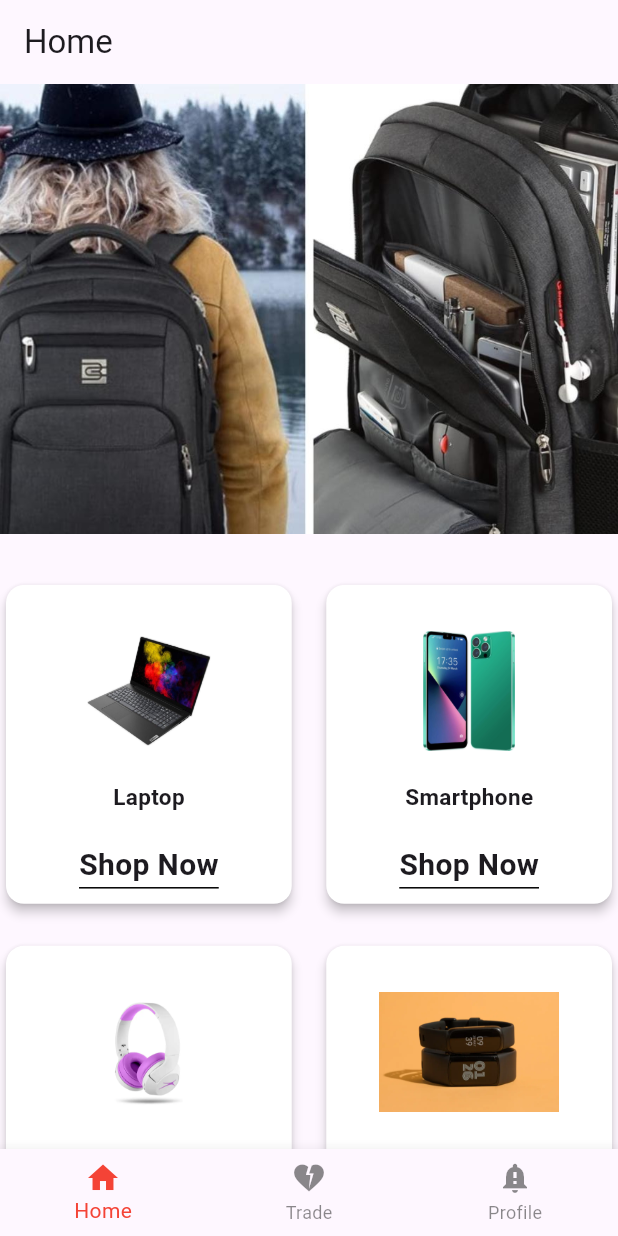
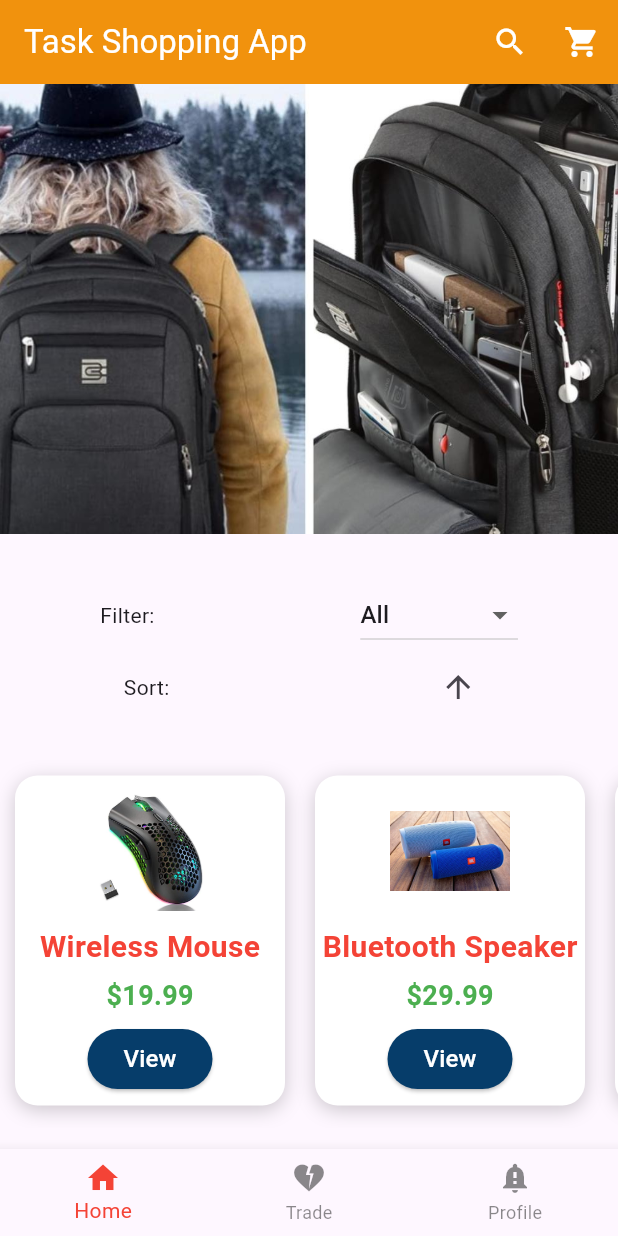
Before and after one commit to jezes70/ecommerce-task-flutter-app, a Flutter app: the screen it shows after launch, on a phone screen of 412 x 824 dp. Run offline on Flutter 3.47's test engine with Material 3 defaults, Android fonts, the phone set to English and light mode, and no system bars.

Commit message:
add product category

```diff
--- a/lib/Component/ProductView.dart
+++ b/lib/Component/ProductView.dart
@@ -1,77 +1,101 @@
-import 'package:ecommerce/Data/Product.dart';
-import 'package:ecommerce/Utils/Icons.dart';
 import 'package:ecommerce/Utils/Utils.dart';
 import 'package:flutter/material.dart';
 
-class ProductView extends StatelessWidget {
-  const ProductView({super.key});
+class ProductView extends StatefulWidget {
+  final String name;
+  final double price;
+  final String description;
+  final String image;
+
+  const ProductView({
+    Key? key,
+    required this.name,
+    required this.price,
+    required this.description,
+    required this.image,
+  }) : super(key: key);
 
   @override
-  Widget build(BuildContext context) {
-    return buildMainUI(context);
+  _ProductViewState createState() => _ProductViewState();
 }
 
-  Widget buildMainUI(BuildContext context) {
-    return SingleChildScrollView(
-      child: Container(
-        alignment: Alignment.center,
-        width: 400,
+class _ProductViewState extends State<ProductView> {
+  @override
+  Widget build(BuildContext context) {
+    return Scaffold(
+      appBar: AppBar(
+        title: Text(widget.name),
+      ),
+      body: SingleChildScrollView(
+        padding: EdgeInsets.all(16.0),
         child: Column(
-          crossAxisAlignment: CrossAxisAlignment.start,
+          crossAxisAlignment: CrossAxisAlignment.stretch,
           children: [
-            Utils.sizeBoxHeight(10),
-            if (GetProduct.products.isNotEmpty)
-              GridView.builder(
-                shrinkWrap: true,
-                physics: const NeverScrollableScrollPhysics(),
-                itemCount: GetProduct.products.length,
-                gridDelegate: const SliverGridDelegateWithFixedCrossAxisCount(
-                  crossAxisCount: 2,
-                  crossAxisSpacing: 15,
-                  mainAxisSpacing: 20,
-                  childAspectRatio: 0.90,
+            Card(
+              elevation: 5.0,
+              shape: RoundedRectangleBorder(
+                borderRadius: BorderRadius.circular(12.0),
               ),
-                itemBuilder: (BuildContext context, int index) {
-                  final item = GetProduct.products[index];
-
-                  return Card(
-                    color: Colors.white,
-                    elevation: 3,
-                    child: Center(
-                      child: Column(
-                        mainAxisAlignment: MainAxisAlignment.spaceAround,
-                        crossAxisAlignment: CrossAxisAlignment.center,
-                        children: [
-                          Container(),
-                          SizedBox(
-                            height: 80,
-                            width: MediaQuery.of(context).size.width,
+              child: ClipRRect(
+                borderRadius: BorderRadius.circular(12.0),
                 child: Image.asset(
-                              item.image,
-                              width: MediaQuery.of(context).size.width,
-                              height: 100,
-                              fit: BoxFit.contain,
+                  widget.image,
+                  width: double.infinity,
+                  height: 200,
+                  fit: BoxFit.cover,
                 ),
               ),
-                          Container(
-                            alignment: Alignment.center,
-                            child: Text(
-                              item.name,
-                              style: const TextStyle(
-                                  fontWeight: FontWeight.bold, fontSize: 15),
+            ),
+            Utils.sizeBoxHeight(20),
+            Text(
+              widget.name,
+              style: TextStyle(
+                fontWeight: FontWeight.bold,
+                fontSize: 24,
               ),
             ),
-                          Container(
-                            decoration: const BoxDecoration(
-                              border: Border(
-                                bottom: BorderSide(width: 1.0),
+            Utils.sizeBoxHeight(10),
+            Text(
+              'Price: \$${widget.price}',
+              style: TextStyle(
+                fontSize: 18,
+                color: Theme.of(context).primaryColor,
               ),
             ),
-                            child: const Text(
-                              "Shop Now",
+            Utils.sizeBoxHeight(20),
+            Text(
+              'Description:',
               style: TextStyle(
                 fontWeight: FontWeight.bold,
-                                fontSize: 20,
+                fontSize: 18,
+              ),
+            ),
+            Utils.sizeBoxHeight(10),
+            Text(
+              widget.description,
+              style: TextStyle(
+                fontSize: 16,
+                color: Colors.grey[700],
+              ),
+            ),
+            Utils.sizeBoxHeight(20),
+            ElevatedButton(
+              onPressed: () {
+                // Add functionality for adding the product to the cart or any other action
+              },
+              style: ElevatedButton.styleFrom(
+                backgroundColor: Theme.of(context).primaryColor,
+                shape: RoundedRectangleBorder(
+                  borderRadius: BorderRadius.circular(10.0),
+                ),
+              ),
+              child: Padding(
+                padding: const EdgeInsets.all(12.0),
+                child: Text(
+                  'Add to Cart',
+                  style: TextStyle(
+                    fontSize: 18,
+                  ),
                 ),
               ),
             ),
@@ -79,22 +103,5 @@ class ProductView extends StatelessWidget {
         ),
       ),
     );
-                },
-              ),
-            if (GetProduct.products.isEmpty)
-              Center(
-                child: Column(children: [
-                  Image.asset(
-                    no_records,
-                    width: 100,
-                  ),
-                  Utils.sizeBoxHeight(20),
-                  const Text("No data available.")
-                ]),
-              ),
-          ],
-        ),
-      ),
-    );
   }
 }
--- /dev/null
+++ b/lib/Component/SectionList.dart
@@ -0,0 +1,111 @@
+import 'package:ecommerce/Component/View.dart';
+import 'package:ecommerce/Data/Product.dart';
+import 'package:ecommerce/Utils/Utils.dart';
+import 'package:flutter/material.dart';
+
+class SectionList extends StatefulWidget {
+  const SectionList({Key? key}) : super(key: key);
+
+  @override
+  _SectionListState createState() => _SectionListState();
+}
+
+class _SectionListState extends State<SectionList> {
+  final PageController _pageController = PageController(viewportFraction: 0.9);
+  String selectedFilter = 'All';
+  bool isAscending = true;
+
+  List<Product> getFilteredAndSortedProducts() {
+    List<Product> filteredProducts = GetProduct.products;
+
+    if (selectedFilter != 'All') {
+      filteredProducts = GetProduct.products
+          .where((product) => product.category == selectedFilter)
+          .toList();
+    }
+
+    filteredProducts.sort((a, b) {
+      return isAscending
+          ? a.price.compareTo(b.price)
+          : b.price.compareTo(a.price);
+    });
+
+    return filteredProducts;
+  }
+
+  @override
+  Widget build(BuildContext context) {
+    return buildMainUI(context);
+  }
+
+  Widget buildMainUI(BuildContext context) {
+    return SingleChildScrollView(
+      child: Container(
+        alignment: Alignment.center,
+        width: 400,
+        child: Column(
+          crossAxisAlignment: CrossAxisAlignment.start,
+          children: [
+            Utils.sizeBoxHeight(10),
+            buildFilterDropdown(),
+            buildSortButton(),
+            if (GetProduct.products.isNotEmpty)
+              Container(
+                height: 400,
+                child: HomeFirst(product: getFilteredAndSortedProducts()),
+              ),
+          ],
+        ),
+      ),
+    );
+  }
+
+  Widget buildFilterDropdown() {
+    return Row(
+      mainAxisAlignment: MainAxisAlignment.spaceAround,
+      children: [
+        const Text('Filter: '),
+        DropdownButton<String>(
+          value: selectedFilter,
+          onChanged: (String? newValue) {
+            setState(() {
+              selectedFilter = newValue!;
+            });
+          },
+          items: <String>['All', 'Electronics', 'Furniture']
+              .map<DropdownMenuItem<String>>((String value) {
+            return DropdownMenuItem<String>(
+              value: value,
+              child: Text(value),
+            );
+          }).toList(),
+        ),
+      ],
+    );
+  }
+
+  Widget buildSortButton() {
+    return Row(
+      mainAxisAlignment: MainAxisAlignment.spaceAround,
+      children: [
+        const Text('Sort: '),
+        IconButton(
+          icon: Icon(
+            isAscending ? Icons.arrow_upward : Icons.arrow_downward,
+          ),
+          onPressed: () {
+            setState(() {
+              isAscending = !isAscending;
+            });
+          },
+        ),
+      ],
+    );
+  }
+
+  @override
+  void dispose() {
+    _pageController.dispose();
+    super.dispose();
+  }
+}
--- /dev/null
+++ b/lib/Component/View.dart
@@ -0,0 +1,122 @@
+import 'package:ecommerce/Component/ProductView.dart';
+import 'package:ecommerce/Data/Product.dart';
+import 'package:flutter/material.dart';
+
+class HomeFirst extends StatefulWidget {
+  final List<Product> product;
+
+  const HomeFirst({super.key, required this.product});
+
+  @override
+  HomeFirstState createState() => HomeFirstState();
+}
+
+class HomeFirstState extends State<HomeFirst> {
+  SizedBox spaceHeight = const SizedBox(height: 20);
+
+  @override
+  Widget build(BuildContext context) {
+    return Column(
+      mainAxisAlignment: MainAxisAlignment.start,
+      crossAxisAlignment: CrossAxisAlignment.stretch,
+      children: <Widget>[
+        Container(
+          height: 250,
+          margin: const EdgeInsets.only(bottom: 20, top: 20),
+          child: SingleChildScrollView(
+            scrollDirection: Axis.horizontal,
+            child: Row(
+              crossAxisAlignment: CrossAxisAlignment.center,
+              mainAxisAlignment: MainAxisAlignment.center,
+              children: widget.product.map((value) {
+                return GestureDetector(
+                  onTap: () {},
+                  child: Container(
+                    width: 180,
+                    height: 220,
+                    margin: const EdgeInsets.symmetric(horizontal: 10),
+                    decoration: BoxDecoration(
+                      color: Colors.white,
+                      borderRadius: BorderRadius.circular(15),
+                      boxShadow: [
+                        BoxShadow(
+                          color: Colors.black.withOpacity(0.2),
+                          blurRadius: 10,
+                          offset: const Offset(0, 3),
+                        ),
+                      ],
+                    ),
+                    child: Column(
+                      crossAxisAlignment: CrossAxisAlignment.center,
+                      children: [
+                        Padding(
+                          padding: const EdgeInsets.all(10),
+                          child: Container(
+                            width: 80,
+                            height: 80,
+                            decoration: const BoxDecoration(
+                              shape: BoxShape.circle,
+                            ),
+                            child: Center(
+                              child: Image.asset(
+                                value.image,
+                                width: 100,
+                                height: 80,
+                                fit: BoxFit.contain,
+                              ),
+                            ),
+                          ),
+                        ),
+                        Text(
+                          value.name,
+                          style: const TextStyle(
+                            fontSize: 20,
+                            color: Colors.red,
+                            fontWeight: FontWeight.bold,
+                          ),
+                        ),
+                        const SizedBox(height: 5),
+                        Text(
+                          "\$${value.price}",
+                          style: const TextStyle(
+                            fontSize: 18,
+                            color: Colors.green,
+                            fontWeight: FontWeight.bold,
+                          ),
+                        ),
+                        const SizedBox(height: 5),
+                        ElevatedButton(
+                          onPressed: () {
+                            Navigator.push(
+                              context,
+                              MaterialPageRoute(
+                                builder: (context) => ProductView(
+                                  name: value.name,
+                                  price: value.price,
+                                  image: value.image,
+                                  description: value.description,
+                                ),
+                              ),
+                            );
+                          },
+                          style: ElevatedButton.styleFrom(
+                            backgroundColor:
+                                const Color.fromARGB(255, 6, 61, 106),
+                          ),
+                          child: const Text(
+                            "View",
+                            style: TextStyle(fontSize: 16, color: Colors.white),
+                          ),
+                        ),
+                      ],
+                    ),
+                  ),
+                );
+              }).toList(),
+            ),
+          ),
+        )
+      ],
+    );
+  }
+}
--- a/lib/Data/Product.dart
+++ b/lib/Data/Product.dart
@@ -4,12 +4,14 @@ class Product {
   final String description;
   final String image;
   final double price;
+  final String category;
 
   Product(
       {required this.id,
       required this.name,
       required this.description,
       required this.price,
+      required this.category,
       required this.image});
 }
 
@@ -18,63 +20,91 @@ class GetProduct {
     Product(
       id: 1,
       name: 'Laptop',
-        description: 'Powerful laptop for all your computing needs.',
+      description:
+          'Experience the power of cutting-edge technology with our high-performance Laptop. Whether you are a professional, a student, or a creative enthusiast, this laptop is designed to meet all your computing needs. With a sleek design and powerful specifications, it ensures seamless multitasking and efficiency. Stay productive and entertained with the latest features and capabilities. Elevate your computing experience with our reliable and stylish laptop.',
       price: 899.99,
-        image: 'images/Laptop Computer.jpg'),
+      image: 'images/Laptop Computer.jpg',
+      category: 'Electronics',
+    ),
     Product(
       id: 2,
       name: 'Smartphone',
-        description: 'Latest smartphone with advanced features.',
+      description:
+          'Stay connected with the latest Smartphone featuring advanced technology and innovative features. Capture stunning photos, enjoy immersive multimedia, and experience smooth performance. The sleek design and cutting-edge hardware make this smartphone a must-have for tech enthusiasts. Elevate your communication and entertainment with the ultimate mobile experience.',
       price: 699.99,
-        image: 'images/Phone.jpeg'),
+      image: 'images/Phone.jpeg',
+      category: 'Electronics',
+    ),
     Product(
       id: 3,
       name: 'Headphones',
       description:
-            'Noise-canceling headphones for immersive audio experience.',
+          'Immerse yourself in premium audio quality with our Noise-canceling Headphones. Designed for audiophiles and music lovers, these headphones deliver a rich and clear sound experience. The comfortable design ensures extended wear without fatigue, while the noise-canceling feature provides an immersive audio experience. Elevate your music and entertainment with these stylish and high-performance headphones.',
       price: 149.99,
-        image: 'images/Head Set.jpeg'),
+      image: 'images/Head Set.jpeg',
+      category: 'Electronics',
+    ),
     Product(
         id: 4,
         name: 'Fitness Tracker',
-        description: 'Track your fitness activities and stay healthy.',
+        description:
+            'Achieve your fitness goals with our Fitness Tracker. Monitor your activities, track your workouts, and stay motivated on your wellness journey. The sleek and lightweight design ensures comfort during wear, while the advanced features provide valuable insights into your health and fitness. Take charge of your well-being with this versatile and reliable fitness companion.',
         price: 79.99,
-        image: 'images/Fitness Tracker.jpeg'),
+        image: 'images/Fitness Tracker.jpeg',
+        category: 'Electronics'),
     Product(
       id: 5,
       name: 'Coffee Maker',
-        description: 'Automatic coffee maker for your daily caffeine fix.',
+      description:
+          'Start your day with the perfect cup of coffee using our Automatic Drip Coffee Maker. Designed for coffee enthusiasts, this appliance ensures a hassle-free brewing experience. The automatic features allow you to enjoy your favorite brew with minimal effort. Elevate your coffee ritual with this stylish and efficient coffee maker.',
       price: 49.99,
-        image: 'images/Auto Drip Coffee Maker.jpeg'),
+      image: 'images/Auto Drip Coffee Maker.jpeg',
+      category: 'Electronics',
+    ),
     Product(
       id: 6,
       name: 'Bluetooth Speaker',
-        description: 'Portable speaker for music on the go.',
+      description:
+          'Take your music on the go with our Portable Bluetooth Speaker. Experience high-quality sound and impressive bass in a compact and stylish design. Whether you are at home, in the park, or on the beach, this speaker delivers a premium audio experience. Elevate your music journey with this versatile and portable speaker.',
       price: 29.99,
-        image: 'images/Sound Box.jpeg'),
+      image: 'images/Sound Box.jpeg',
+      category: 'Electronics',
+    ),
     Product(
       id: 7,
       name: 'Wireless Mouse',
-        description: 'Ergonomic wireless mouse for comfortable usage.',
+      description:
+          'Enhance your computing experience with our Ergonomic Wireless Mouse. Designed for comfort and precision, this mouse ensures smooth navigation and reduces strain during extended use. The wireless feature provides convenience and flexibility in your workspace. Elevate your productivity with this reliable and user-friendly wireless mouse.',
       price: 19.99,
-        image: 'images/WirelessMouse.jpeg'),
+      image: 'images/WirelessMouse.jpeg',
+      category: 'Electronics',
+    ),
     Product(
       id: 8,
       name: 'External Hard Drive',
-        description: 'Expand your storage with a high-capacity external drive.',
+      description:
+          'Expand your storage capacity with our high-capacity External Hard Drive. Ideal for backing up important files or expanding your digital library, this hard drive offers reliable and fast data storage. The sleek and compact design ensures portability without compromising on performance. Elevate your storage solutions with this efficient external hard drive.',
       price: 129.99,
-        image: 'images/Hard Drive.jpeg'),
+      image: 'images/Hard Drive.jpeg',
+      category: 'Electronics',
+    ),
     Product(
       id: 9,
       name: 'Work Space',
-        description: 'Comfortable chair for long hours of work or gaming.',
+      description:
+          'Create a comfortable work or gaming space with our Ergonomic Work Space Chair. Designed for extended use, this chair provides support and comfort to enhance your focus and productivity. The adjustable features cater to your individual preferences, ensuring a personalized and ergonomic seating experience. Elevate your workspace with this stylish and functional chair.',
       price: 149.99,
-        image: 'images/Work Space.jpeg'),
+      image: 'images/Work Space.jpeg',
+      category: 'Furniture',
+    ),
     Product(
       id: 10,
       name: 'Backpack',
-        description: 'Spacious backpack for carrying your essentials.',
+      description:
+          'Carry your essentials in style with our spacious Backpack. Perfect for work, school, or travel, this backpack combines functionality with a trendy design. With multiple compartments and durable construction, it provides ample storage space and ensures your belongings stay organized. The ergonomic design ensures comfort during extended use. Make a statement with this versatile and stylish backpack that complements your active lifestyle.',
       price: 39.99,
-        image: 'images/Back Pack.jpg'),
+      image: 'images/Back Pack.jpg',
+      category: 'Furniture',
+    ),
   ];
 }
--- a/lib/Pages/App.dart
+++ b/lib/Pages/App.dart
@@ -1,9 +1,9 @@
+import 'package:ecommerce/Component/SectionList.dart';
 import 'package:ecommerce/Utils/Icons.dart';
 import 'package:ecommerce/Utils/Utils.dart';
 import 'package:flutter/material.dart';
 
 import '../Component/Footer.dart';
-import '../Component/ProductView.dart';
 
 class App extends StatefulWidget {
   const App({super.key});
@@ -17,7 +17,23 @@ class AppState extends State<App> {
   Widget build(BuildContext context) {
     return Scaffold(
         appBar: AppBar(
-          title: Text("Home"),
+          title: Text(
+            "Task Shopping App",
+            style: TextStyle(color: Colors.white),
+          ),
+          actions: [
+            IconButton(
+              icon: Icon(Icons.search),
+              onPressed: () {},
+            ),
+            IconButton(
+              icon: Icon(Icons.shopping_cart),
+              onPressed: () {},
+            ),
+          ],
+          elevation: 4, // Controls the shadow below the app bar
+          backgroundColor: Colors.orange,
+          iconTheme: IconThemeData(color: Colors.white),
         ),
         body: SingleChildScrollView(
             child: Container(
@@ -36,7 +52,7 @@ class AppState extends State<App> {
             Utils.sizeBoxHeight(20),
             SizedBox(
               width: MediaQuery.of(context).size.width,
-              child: const ProductView(),
+              child: const SectionList(),
             )
           ],
         ))),
--- a/lib/main.dart
+++ b/lib/main.dart
@@ -9,7 +9,7 @@ void main() {
 class MyApp extends StatelessWidget {
   const MyApp({super.key});
 
-  // This widget is the root of your application.
+
   @override
   Widget build(BuildContext context) {
     return MaterialApp(
```
Lines whose indentation alone changed are shown as unchanged.
